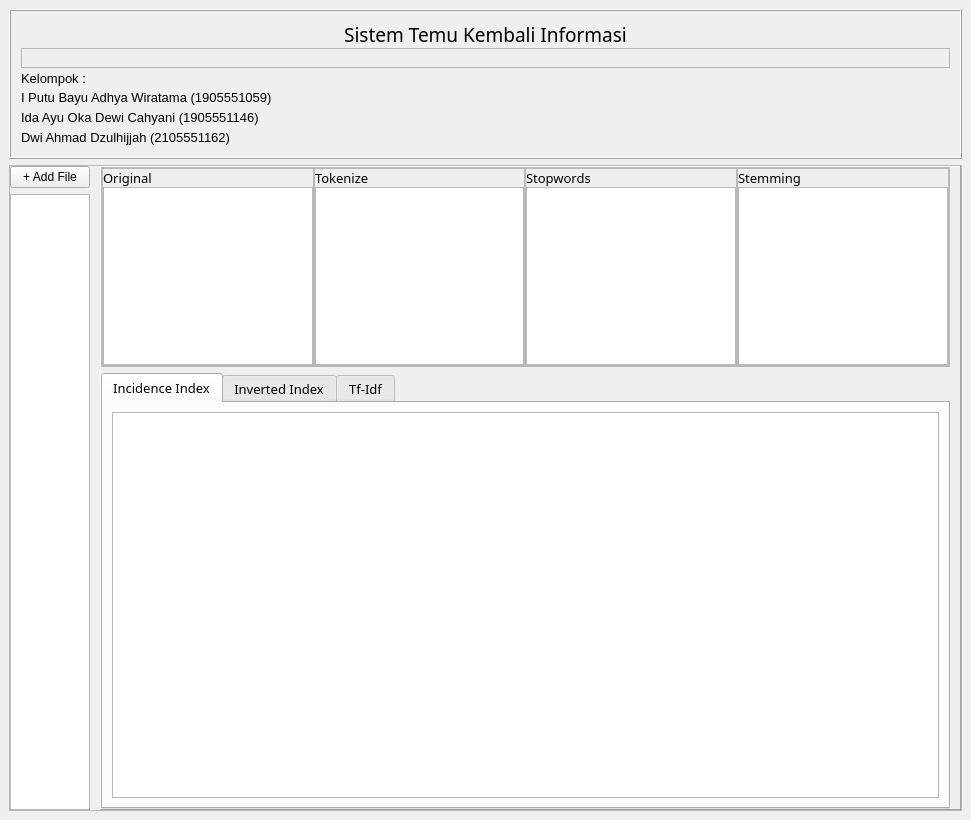
Before: the Qt Designer form Code/gui.ui in TamaWira/DIRDA, drawn with Qt 5.
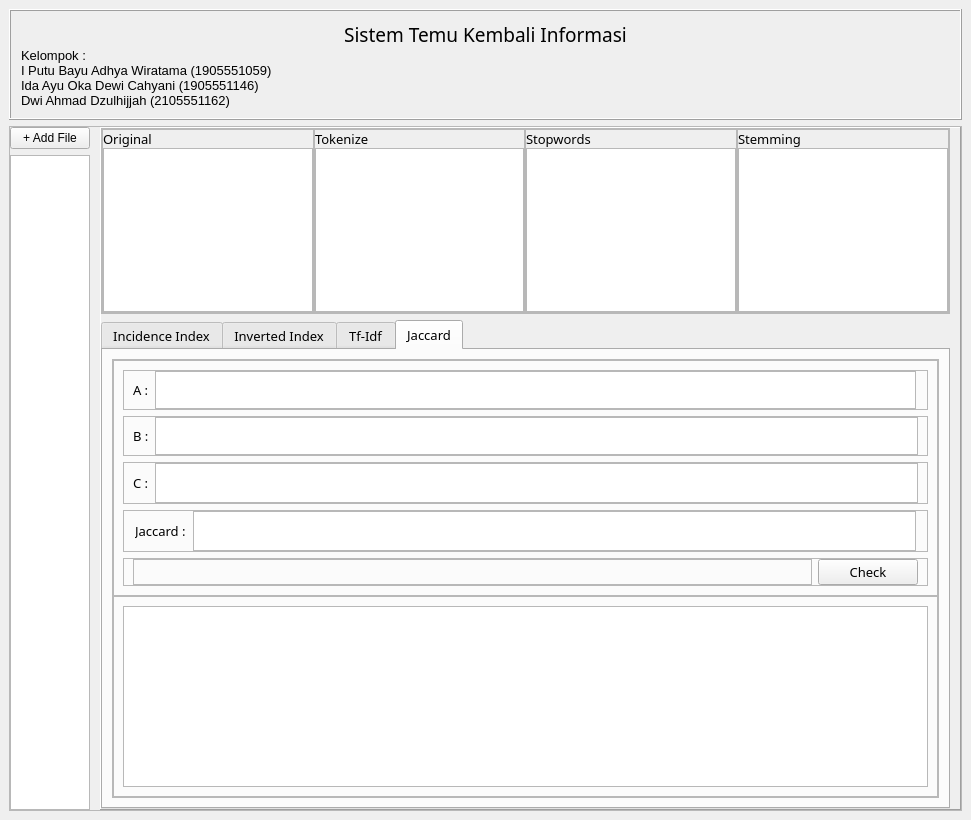
After: the same form once the commit is applied. The open tabs and pages were chosen to show the change.

The edit to the form file:
```diff
--- a/Code/gui.ui
+++ b/Code/gui.ui
@@ -629,6 +629,273 @@
               </item>
              </layout>
             </widget>
+            <widget class="QWidget" name="tab">
+             <attribute name="title">
+              <string>Jaccard</string>
+             </attribute>
+             <layout class="QVBoxLayout" name="verticalLayout_12">
+              <item>
+               <widget class="QFrame" name="frame_8">
+                <property name="frameShape">
+                 <enum>QFrame::StyledPanel</enum>
+                </property>
+                <property name="frameShadow">
+                 <enum>QFrame::Raised</enum>
+                </property>
+                <layout class="QVBoxLayout" name="verticalLayout_13">
+                 <property name="spacing">
+                  <number>0</number>
+                 </property>
+                 <property name="leftMargin">
+                  <number>0</number>
+                 </property>
+                 <property name="topMargin">
+                  <number>0</number>
+                 </property>
+                 <property name="rightMargin">
+                  <number>0</number>
+                 </property>
+                 <property name="bottomMargin">
+                  <number>0</number>
+                 </property>
+                 <item>
+                  <widget class="QFrame" name="frame_10">
+                   <property name="maximumSize">
+                    <size>
+                     <width>16777215</width>
+                     <height>1000</height>
+                    </size>
+                   </property>
+                   <property name="frameShape">
+                    <enum>QFrame::StyledPanel</enum>
+                   </property>
+                   <property name="frameShadow">
+                    <enum>QFrame::Raised</enum>
+                   </property>
+                   <layout class="QVBoxLayout" name="verticalLayout_14">
+                    <item>
+                     <widget class="QFrame" name="frame_9">
+                      <property name="maximumSize">
+                       <size>
+                        <width>16777215</width>
+                        <height>40</height>
+                       </size>
+                      </property>
+                      <property name="frameShape">
+                       <enum>QFrame::StyledPanel</enum>
+                      </property>
+                      <property name="frameShadow">
+                       <enum>QFrame::Raised</enum>
+                      </property>
+                      <layout class="QHBoxLayout" name="horizontalLayout_4">
+                       <property name="topMargin">
+                        <number>0</number>
+                       </property>
+                       <property name="rightMargin">
+                        <number>11</number>
+                       </property>
+                       <property name="bottomMargin">
+                        <number>0</number>
+                       </property>
+                       <item>
+                        <widget class="QLabel" name="label_10">
+                         <property name="text">
+                          <string>A :</string>
+                         </property>
+                        </widget>
+                       </item>
+                       <item>
+                        <widget class="QPlainTextEdit" name="editA"/>
+                       </item>
+                      </layout>
+                     </widget>
+                    </item>
+                    <item>
+                     <widget class="QFrame" name="frame_12">
+                      <property name="maximumSize">
+                       <size>
+                        <width>16777215</width>
+                        <height>40</height>
+                       </size>
+                      </property>
+                      <property name="frameShape">
+                       <enum>QFrame::StyledPanel</enum>
+                      </property>
+                      <property name="frameShadow">
+                       <enum>QFrame::Raised</enum>
+                      </property>
+                      <layout class="QHBoxLayout" name="horizontalLayout_5">
+                       <property name="topMargin">
+                        <number>0</number>
+                       </property>
+                       <property name="bottomMargin">
+                        <number>0</number>
+                       </property>
+                       <item>
+                        <widget class="QLabel" name="label_11">
+                         <property name="text">
+                          <string>B :</string>
+                         </property>
+                        </widget>
+                       </item>
+                       <item>
+                        <widget class="QPlainTextEdit" name="editB"/>
+                       </item>
+                      </layout>
+                     </widget>
+                    </item>
+                    <item>
+                     <widget class="QFrame" name="frame_13">
+                      <property name="frameShape">
+                       <enum>QFrame::StyledPanel</enum>
+                      </property>
+                      <property name="frameShadow">
+                       <enum>QFrame::Raised</enum>
+                      </property>
+                      <layout class="QHBoxLayout" name="horizontalLayout_6">
+                       <property name="topMargin">
+                        <number>0</number>
+                       </property>
+                       <property name="bottomMargin">
+                        <number>0</number>
+                       </property>
+                       <item>
+                        <widget class="QLabel" name="label_12">
+                         <property name="text">
+                          <string>C :</string>
+                         </property>
+                        </widget>
+                       </item>
+                       <item>
+                        <widget class="QTextEdit" name="editC">
+                         <property name="maximumSize">
+                          <size>
+                           <width>16777215</width>
+                           <height>40</height>
+                          </size>
+                         </property>
+                        </widget>
+                       </item>
+                      </layout>
+                     </widget>
+                    </item>
+                    <item>
+                     <widget class="QFrame" name="frame_16">
+                      <property name="frameShape">
+                       <enum>QFrame::StyledPanel</enum>
+                      </property>
+                      <property name="frameShadow">
+                       <enum>QFrame::Raised</enum>
+                      </property>
+                      <layout class="QHBoxLayout" name="horizontalLayout_8">
+                       <property name="spacing">
+                        <number>7</number>
+                       </property>
+                       <property name="leftMargin">
+                        <number>11</number>
+                       </property>
+                       <property name="topMargin">
+                        <number>0</number>
+                       </property>
+                       <property name="rightMargin">
+                        <number>11</number>
+                       </property>
+                       <property name="bottomMargin">
+                        <number>0</number>
+                       </property>
+                       <item>
+                        <widget class="QLabel" name="label_13">
+                         <property name="text">
+                          <string>Jaccard :</string>
+                         </property>
+                        </widget>
+                       </item>
+                       <item>
+                        <widget class="QTextEdit" name="editJaccard">
+                         <property name="maximumSize">
+                          <size>
+                           <width>16777215</width>
+                           <height>40</height>
+                          </size>
+                         </property>
+                        </widget>
+                       </item>
+                      </layout>
+                     </widget>
+                    </item>
+                    <item>
+                     <widget class="QFrame" name="frame_14">
+                      <property name="layoutDirection">
+                       <enum>Qt::RightToLeft</enum>
+                      </property>
+                      <property name="frameShape">
+                       <enum>QFrame::StyledPanel</enum>
+                      </property>
+                      <property name="frameShadow">
+                       <enum>QFrame::Raised</enum>
+                      </property>
+                      <layout class="QHBoxLayout" name="horizontalLayout_7">
+                       <property name="topMargin">
+                        <number>0</number>
+                       </property>
+                       <property name="bottomMargin">
+                        <number>0</number>
+                       </property>
+                       <item>
+                        <widget class="QPushButton" name="btnCheck">
+                         <property name="maximumSize">
+                          <size>
+                           <width>100</width>
+                           <height>16777215</height>
+                          </size>
+                         </property>
+                         <property name="text">
+                          <string>Check</string>
+                         </property>
+                        </widget>
+                       </item>
+                       <item>
+                        <widget class="QFrame" name="frame_15">
+                         <property name="frameShape">
+                          <enum>QFrame::StyledPanel</enum>
+                         </property>
+                         <property name="frameShadow">
+                          <enum>QFrame::Raised</enum>
+                         </property>
+                        </widget>
+                       </item>
+                      </layout>
+                     </widget>
+                    </item>
+                   </layout>
+                  </widget>
+                 </item>
+                 <item>
+                  <widget class="QFrame" name="frame_11">
+                   <property name="maximumSize">
+                    <size>
+                     <width>16777215</width>
+                     <height>16777215</height>
+                    </size>
+                   </property>
+                   <property name="frameShape">
+                    <enum>QFrame::StyledPanel</enum>
+                   </property>
+                   <property name="frameShadow">
+                    <enum>QFrame::Raised</enum>
+                   </property>
+                   <layout class="QHBoxLayout" name="horizontalLayout_9">
+                    <item>
+                     <widget class="QListWidget" name="listJac"/>
+                    </item>
+                   </layout>
+                  </widget>
+                 </item>
+                </layout>
+               </widget>
+              </item>
+             </layout>
+            </widget>
            </widget>
           </item>
          </layout>
```
Left out of the diff: 2 changed lines with no effect on the pictures.
